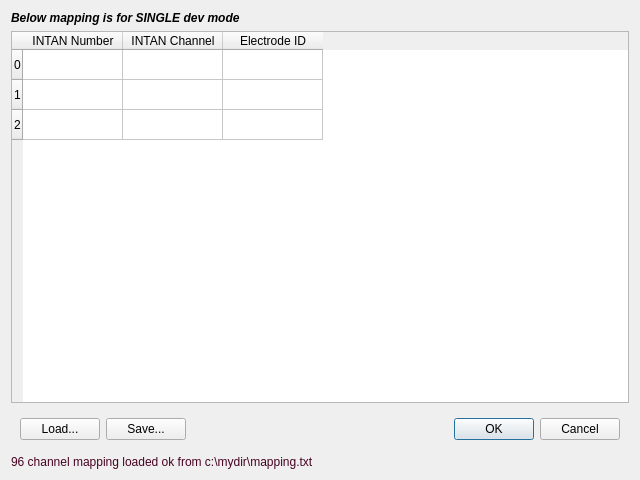
Before: the Qt Designer form ChanMapping.ui in acorver/SpikeGL, drawn with Qt 5.
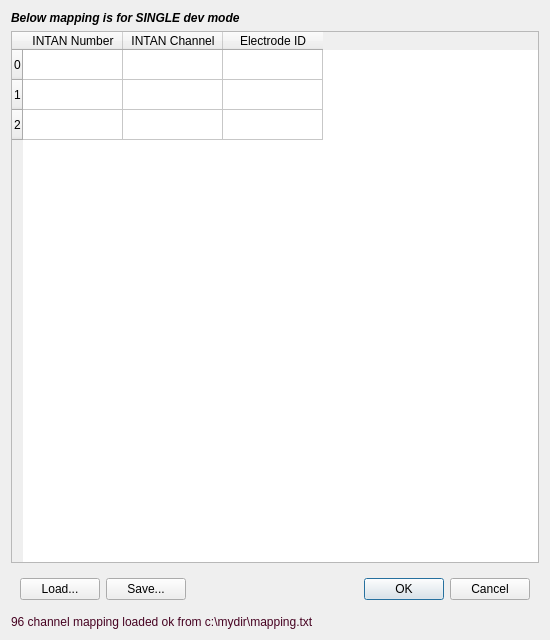
After: the same form once the commit is applied.

Commit message: tweak to regular ChanMapping gui to make it resizable

```diff
--- a/ChanMapping.ui
+++ b/ChanMapping.ui
@@ -6,8 +6,8 @@
    <rect>
     <x>0</x>
     <y>0</y>
-    <width>640</width>
-    <height>480</height>
+    <width>550</width>
+    <height>640</height>
    </rect>
   </property>
   <property name="windowTitle">
```
